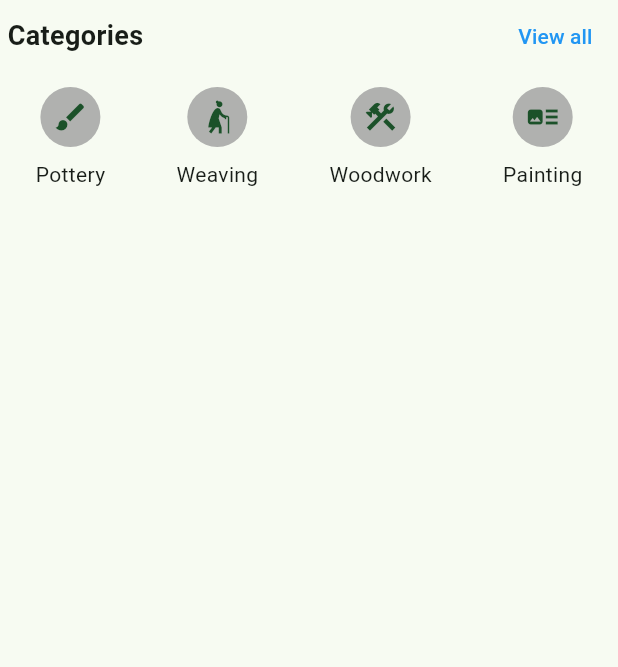
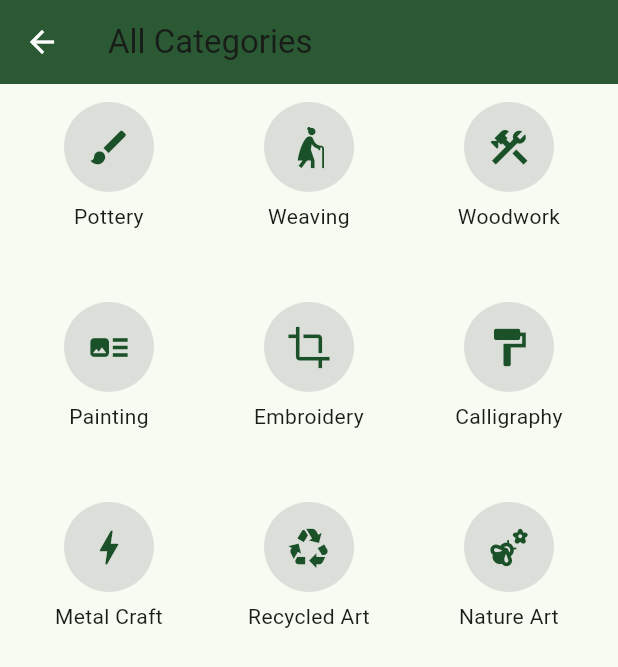
Before and after one commit to kawsar-ahmmed-hridoy/BanglaMart, a Flutter app: the CategorySection widget shown alone on an empty page, opened directly, after a tap on "View all", on a phone screen of 412 x 824 dp. Shown: the top 667 px of the screen. Run offline on Flutter 3.47's test engine with Material 3 defaults, Android fonts, the phone set to English and light mode, and no system bars; our stand-ins replace cached_network_image, cloud_firestore, curved_navigation_bar, firebase_auth, firebase_core, flutter_riverpod and 6 more; accounts and stored records are empty; network calls fail; Roboto replaces fonts that are missing (Kalpurush).

Commit message:
some modification

```diff
--- /dev/null
+++ b/shilpo_sathi/lib/Homepage/CategoryListPage.dart
@@ -0,0 +1,54 @@
+import 'package:flutter/material.dart';
+
+class CategoryListPage extends StatelessWidget {
+  final List<Map<String, dynamic>> categories = [
+    {'icon': Icons.brush, 'label': 'Pottery'},
+    {'icon': Icons.elderly_woman, 'label': 'Weaving'},
+    {'icon': Icons.construction, 'label': 'Woodwork'},
+    {'icon': Icons.art_track, 'label': 'Painting'},
+    {'icon': Icons.crop, 'label': 'Embroidery'},
+    {'icon': Icons.format_paint, 'label': 'Calligraphy'},
+    {'icon': Icons.bolt, 'label': 'Metal Craft'},
+    {'icon': Icons.recycling, 'label': 'Recycled Art'},
+    {'icon': Icons.emoji_nature, 'label': 'Nature Art'},
+  ];
+
+  @override
+  Widget build(BuildContext context) {
+    return Scaffold(
+      appBar: AppBar(
+        title: const Text("All Categories"),
+      ),
+      body: Padding(
+        padding: const EdgeInsets.all(12.0),
+        child: GridView.builder(
+          itemCount: categories.length,
+          gridDelegate: const SliverGridDelegateWithFixedCrossAxisCount(
+            crossAxisCount: 3,
+            crossAxisSpacing: 12,
+            mainAxisSpacing: 12,
+          ),
+          itemBuilder: (context, index) {
+            final category = categories[index];
+            return Column(
+              mainAxisSize: MainAxisSize.min,
+              children: [
+                CircleAvatar(
+                  radius: 30,
+                  backgroundColor: Colors.grey.withOpacity(0.3),
+                  child: Icon(category['icon'], size: 30),
+                ),
+                const SizedBox(height: 6),
+                Text(
+                  category['label'],
+                  textAlign: TextAlign.center,
+                  style: const TextStyle(fontSize: 14),
+                ),
+              ],
+            );
+          },
+        ),
+      ),
+    );
+  }
+}
--- a/shilpo_sathi/lib/Homepage/CategorySection.dart
+++ b/shilpo_sathi/lib/Homepage/CategorySection.dart
@@ -1,4 +1,6 @@
 import 'package:flutter/material.dart';
+
+import 'CategoryListPage.dart';
 
 class CategorySection extends StatelessWidget {
   @override
@@ -19,7 +21,14 @@ class CategorySection extends StatelessWidget {
                 ),
               ),
               TextButton(
-                onPressed: () {},
+                onPressed: () {
+                  Navigator.push(
+                    context,
+                    MaterialPageRoute(
+                      builder: (context) => CategoryListPage(),
+                    ),
+                  );
+                },
                 child: const Text(
                   "View all",
                   style: TextStyle(color: Colors.blue),
```
Also changed, not shown: shilpo_sathi/lib/Homepage/BannerSection.dart (+9 -3 lines), shilpo_sathi/lib/Homepage/banner_details.dart (+41 -71 lines), shilpo_sathi/lib/Homepage/banner_provider.dart (+5 -9 lines), shilpo_sathi/lib/Marketplace/ArtisanStoryPage.dart (+18 -16 lines), 4 other files.
